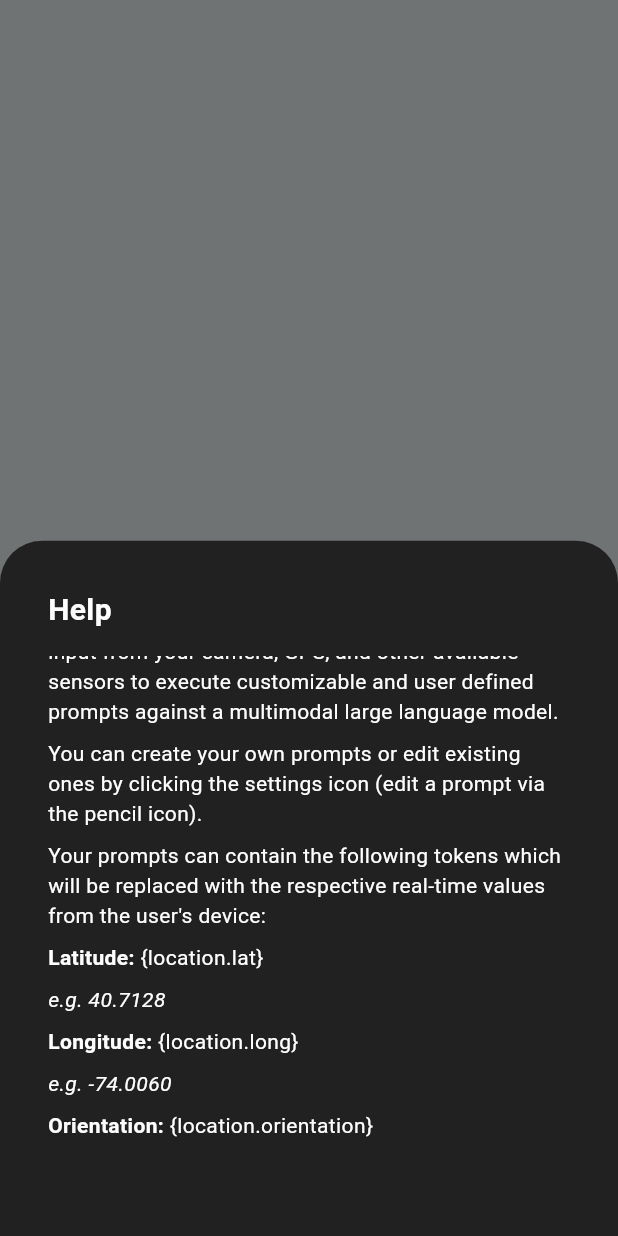
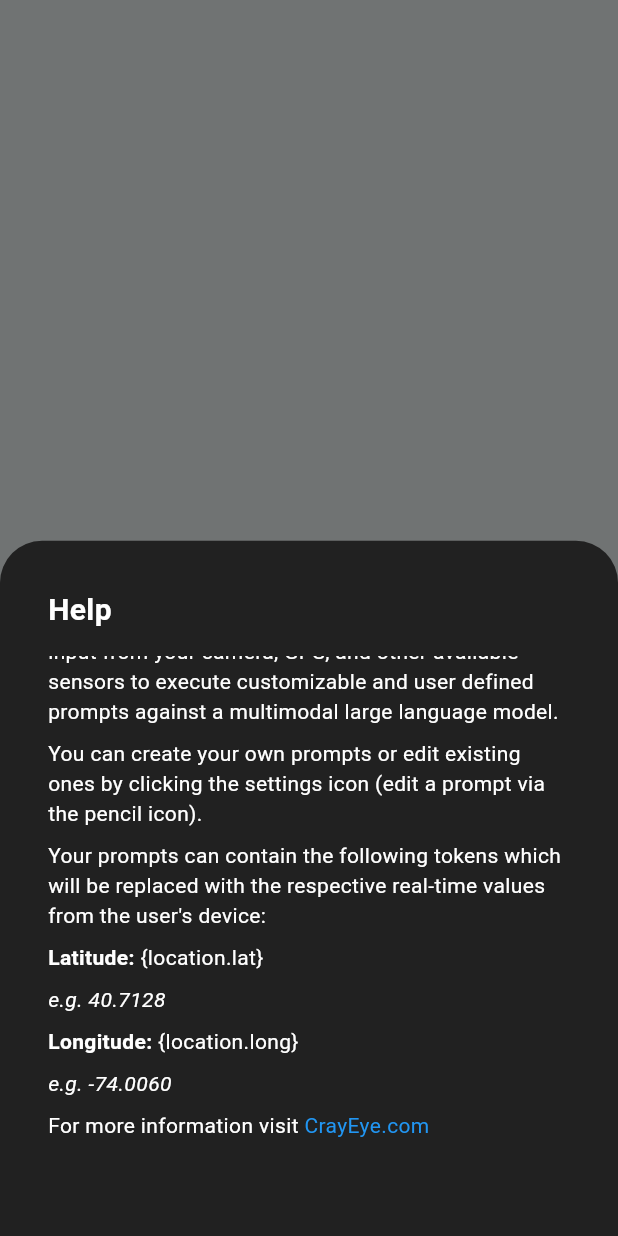
Before and after one commit to alexdredmon/crayeye, a Flutter app: what showHelpDrawer() shows on an empty page, opened directly, scrolled down 33 dp, on a phone screen of 412 x 824 dp. Run offline on Flutter 3.47's test engine with Material 3 defaults, Android fonts, the phone set to English and light mode, and no system bars; drawn by our look-alikes of flutter_markdown; our stand-ins replace audioplayers, camera, geolocator, permission_handler, share_plus, shared_preferences and 1 more; accounts and stored records are empty.

Commit message:
Updating default prompts to remove orientation

```diff
--- a/flutter/lib/config.dart
+++ b/flutter/lib/config.dart
@@ -16,13 +16,13 @@ const int MOOCH_REQUEST_PERIOD = 3600;
 
 List<Map<String, String>> defaultPrompts = [
   {'id': uuid.v4(), 'title': '🐦 What kind of bird is this? ', 'prompt': 'Do your best to identify or guess the type of bird(s) in this image.  Use all available information - clues as to what the location might be, the bird(s)\' apeparance, and the perceived time of year combined with the location.  Respond with a detailed markdown summary including any relevant link(s) for followup study.'},
-  {'id': uuid.v4(), 'title': '⚖️ Calorie counter ', 'prompt': 'Identify the food in the image and estimate the calorie count - it is okay if you can\'t get ot exact or don\'t know for certain, feel free to give a range or make your best guess.  Respond first with the total caloric count of all food detected, then provide a detailed breakdown (using markdown to format and link to Wikipedia or other resources/references) of the caloric count estimation for each individual course and ingredient.  Do your best to guess what ingredients are in each item detected and feel free to make guesses.  If/when relevant you can also use the user\'s location and orientation to help with this request: latitude is {location.lat}, longitude is {location.long}, and the user is facing {location.orientation}.'},
-  {'id': uuid.v4(), 'title': '🔬 What\'s this made of? ', 'prompt': 'Identify the items in the image to the best of your ability and itemize the things that make them up.  Detail each item and its ingredients and the ingredients\' atomic makeup and format your response in markdown.  Feel free to make guesses if you can\'t determine for certain.  Cite resources/references via markdown links (e.g. wikipedia).  If/when relevant you can also use the user\'s location and orientation to help with this request: latitude is {location.lat}, longitude is {location.long}, and the user is facing {location.orientation}.'},
-  {'id': uuid.v4(), 'title': '👷‍♀️ Who made this? ', 'prompt': 'Who made the thing(s) in the image?  Focus on whatever the focal point is.  Use any and all clues to help and be as descriptive as possible, formatting your response in markdown and including any relevant links to Wikipedia or other sources.  You can also use the user\'s location and orientation to help with this request: latitude is {location.lat}, longitude is {location.long}, and the user is facing {location.orientation}.'},
-  {'id': uuid.v4(), 'title': '📍 Where am I? ', 'prompt': 'Try to deterine where you are based on this image - do as best as you can even if it seems impossible.  Try to be specific about where you are, lean into generalization about the sights, materials, colors, etc. that you see.  You can also use the user\'s location and orientation to help with this request: latitude is {location.lat}, longitude is {location.long}, and the user is facing {location.orientation}.'},
+  {'id': uuid.v4(), 'title': '⚖️ Calorie counter ', 'prompt': 'Identify the food in the image and estimate the calorie count - it is okay if you can\'t get ot exact or don\'t know for certain, feel free to give a range or make your best guess.  Respond first with the total caloric count of all food detected, then provide a detailed breakdown (using markdown to format and link to Wikipedia or other resources/references) of the caloric count estimation for each individual course and ingredient.  Do your best to guess what ingredients are in each item detected and feel free to make guesses.  If/when relevant you can also use the user\'s location to help with this request: latitude is {location.lat}, longitude is {location.long}.'},
+  {'id': uuid.v4(), 'title': '🔬 What\'s this made of? ', 'prompt': 'Identify the items in the image to the best of your ability and itemize the things that make them up.  Detail each item and its ingredients and the ingredients\' atomic makeup and format your response in markdown.  Feel free to make guesses if you can\'t determine for certain.  Cite resources/references via markdown links (e.g. wikipedia).  If/when relevant you can also use the user\'s location to help with this request: latitude is {location.lat}, longitude is {location.long}.'},
+  {'id': uuid.v4(), 'title': '👷‍♀️ Who made this? ', 'prompt': 'Who made the thing(s) in the image?  Focus on whatever the focal point is.  Use any and all clues to help and be as descriptive as possible, formatting your response in markdown and including any relevant links to Wikipedia or other sources.  You can also use the user\'s location to help with this request: latitude is {location.lat}, longitude is {location.long}.'},
+  {'id': uuid.v4(), 'title': '📍 Where am I? ', 'prompt': 'Try to deterine where you are based on this image - do as best as you can even if it seems impossible.  Try to be specific about where you are, lean into generalization about the sights, materials, colors, etc. that you see.  You can also use the user\'s location to help with this request: latitude is {location.lat}, longitude is {location.long}.'},
   {'id': uuid.v4(), 'title': '📚 Extract keywords ', 'prompt': 'Analyze the following scene and return only a list of keywords for items/concepts you find in the scene.  Keywords should be separated by commas and ordered by their relevance to the scene.  Return nothing but these keywords, say nothing else in your response.'},
   {'id': uuid.v4(), 'title': '🐈 Is it a cat? ', 'prompt': 'Is this an image of a cat?  Only respond yes or no.'},
-  {'id': uuid.v4(), 'title': '🤷‍♀️ What is this? ', 'prompt': 'Identify the thing(s) in the image with a focus on whatever the focal point is.  Use any and all clues to help and be as descriptive as possible, formatting your response in markdown and including any relevant links to Wikipedia or other sources.  You can also use the user\'s location and orientation to help with this request: latitude is {location.lat}, longitude is {location.long}, and the user is facing {location.orientation}.'},
+  {'id': uuid.v4(), 'title': '🤷‍♀️ What is this? ', 'prompt': 'Identify the thing(s) in the image with a focus on whatever the focal point is.  Use any and all clues to help and be as descriptive as possible, formatting your response in markdown and including any relevant links to Wikipedia or other sources.  You can also use the user\'s location to help with this request: latitude is {location.lat}, longitude is {location.long}.'},
 ];
 
 // Add this class to represent a favorite item
--- a/flutter/lib/help_drawer.dart
+++ b/flutter/lib/help_drawer.dart
@@ -43,10 +43,6 @@ Your prompts can contain the following tokens which will be replaced with the re
 
 *e.g. -74.0060*
 
-**Orientation:** {location.orientation}
-
-*e.g. west*
-
 For more information visit [CrayEye.com](https://crayeye.com)
 """,
                   styleSheet: MarkdownStyleSheet.fromTheme(themeData).copyWith(
--- a/flutter/pubspec.yaml
+++ b/flutter/pubspec.yaml
@@ -16,7 +16,7 @@ publish_to: 'none' # Remove this line if you wish to publish to pub.dev
 # https://developer.apple.com/library/archive/documentation/General/Reference/InfoPlistKeyReference/Articles/CoreFoundationKeys.html
 # In Windows, build-name is used as the major, minor, and patch parts
 # of the product and file versions while build-number is used as the build suffix.
-version: 1.0.71+1
+version: 1.0.72+1
 
 environment:
   sdk: '>=3.3.2 <4.0.0'
```
